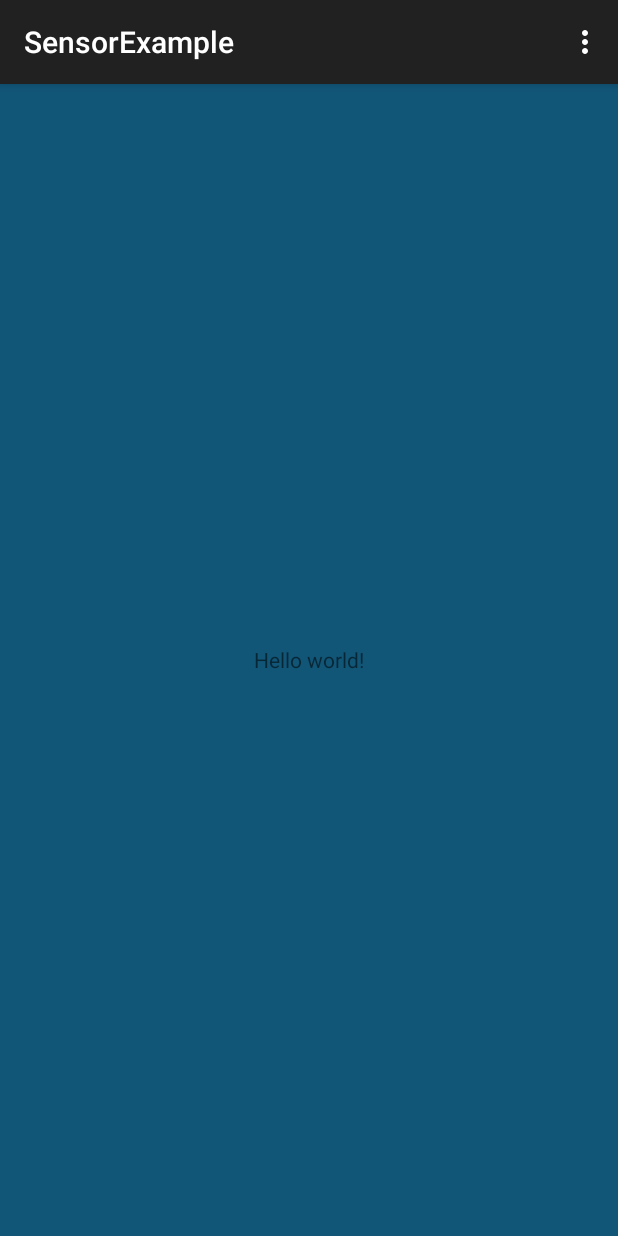
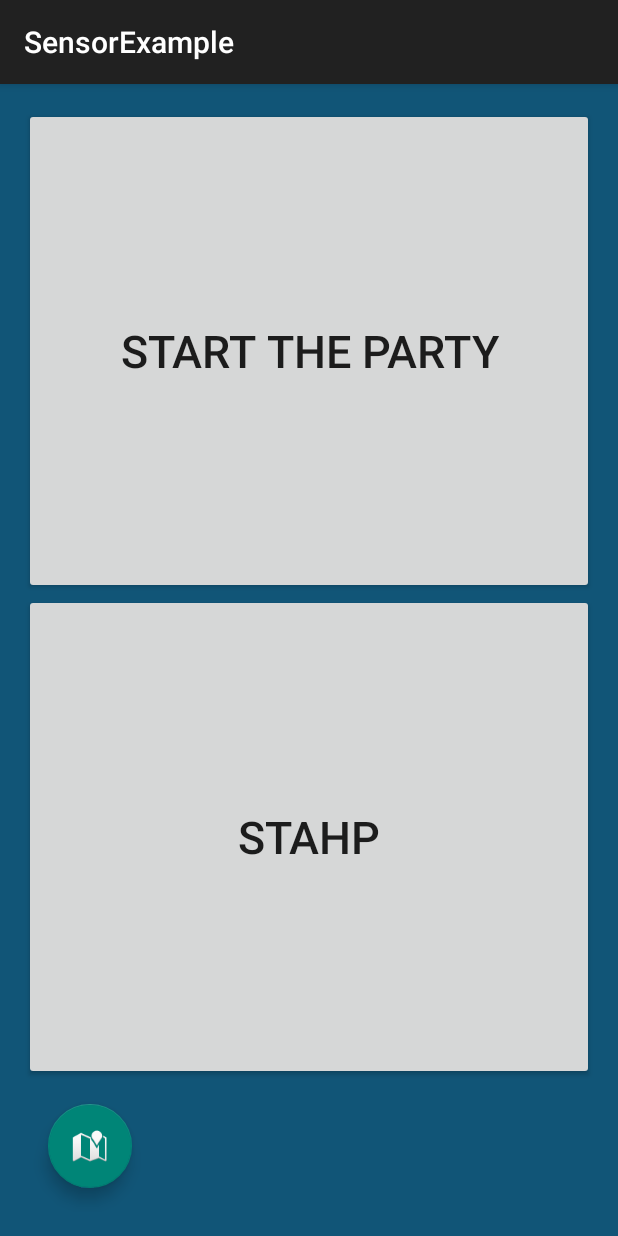
Before and after one commit to jediupc/SensorExample, an Android app: the screen it shows after launch (MainActivity), on a phone screen of 412 x 824 dp. Run offline under Robolectric (Android 15) with nearby library versions, the light colour scheme and no system bars; our stand-ins replace ButterKnife.

Commit message:
Updated sensor behaviour. Added Buttons and navigation between sensor examples.

```diff
--- a/app/build.gradle
+++ b/app/build.gradle
@@ -7,7 +7,7 @@ android {
     defaultConfig {
         applicationId "joandev.sensorexample"
         minSdkVersion 14
-        targetSdkVersion 21
+        targetSdkVersion 23
         versionCode 1
         versionName "1.0"
     }
@@ -22,4 +22,6 @@ android {
 dependencies {
     compile fileTree(dir: 'libs', include: ['*.jar'])
     compile 'com.android.support:appcompat-v7:21.0.3'
+    compile 'com.jakewharton:butterknife:7.0.1'
+    compile 'com.android.support:design:22.2.0'
 }
--- a/app/src/main/java/joandev/sensorexample/MainActivity.java
+++ b/app/src/main/java/joandev/sensorexample/MainActivity.java
@@ -1,72 +1,33 @@
 package joandev.sensorexample;
 
-import android.content.Context;
-import android.hardware.Sensor;
-import android.hardware.SensorEvent;
-import android.hardware.SensorEventListener;
-import android.hardware.SensorManager;
+import android.content.Intent;
+import android.os.Bundle;
 import android.support.v7.app.ActionBarActivity;
-import android.os.Bundle;
-import android.view.Menu;
-import android.view.MenuItem;
-import android.widget.TextView;
-import android.widget.Toast;
+import butterknife.ButterKnife;
+import butterknife.OnClick;
 
 
-public class MainActivity extends ActionBarActivity  implements SensorEventListener {
+public class MainActivity extends ActionBarActivity {
 
-    SensorManager sensorManager;
-    Sensor sensor;
 
-    TextView tv;
 
     @Override
     protected void onCreate(Bundle savedInstanceState) {
         super.onCreate(savedInstanceState);
         setContentView(R.layout.activity_main);
-
-        tv = (TextView) findViewById(R.id.luxTV);
-
-        sensorManager =  (SensorManager) getSystemService(Context.SENSOR_SERVICE);
-        if (sensorManager.getDefaultSensor(Sensor.TYPE_LIGHT) !=null) {
-             sensor = sensorManager.getDefaultSensor(Sensor.TYPE_LIGHT);
-        }
-        else {
-            Toast.makeText(getApplicationContext(),"SHIT",Toast.LENGTH_SHORT).show();
-        }
+        ButterKnife.bind(this);
     }
 
-
-    @Override
-    public void onSensorChanged(SensorEvent sensorEvent) {
-        float lux = sensorEvent.values[0];
-        tv.setText(""+ lux);
+    @OnClick(R.id.buttonStart)
+    public void startTheParty() {
+        startService(new Intent(this, IntelService.class));
     }
-
-    @Override
-    public void onAccuracyChanged(Sensor sensor, int i) {
-
+    @OnClick(R.id.buttonStop)
+    public void stopTheParty() {
+        stopService(new Intent(this, IntelService.class));
     }
-
-    @Override
-    public boolean onCreateOptionsMenu(Menu menu) {
-        // Inflate the menu; this adds items to the action bar if it is present.
-        getMenuInflater().inflate(R.menu.menu_main, menu);
-        return true;
-    }
-
-    @Override
-    public boolean onOptionsItemSelected(MenuItem item) {
-        // Handle action bar item clicks here. The action bar will
-        // automatically handle clicks on the Home/Up button, so long
-        // as you specify a parent activity in AndroidManifest.xml.
-        int id = item.getItemId();
-
-        //noinspection SimplifiableIfStatement
-        if (id == R.id.action_settings) {
-            return true;
-        }
-
-        return super.onOptionsItemSelected(item);
+    @OnClick(R.id.fab)
+    public void startGpsActivity(){
+        startActivity(new Intent (MainActivity.this, GPSActivity.class));
     }
 }
--- a/app/src/main/res/layout/activity_main.xml
+++ b/app/src/main/res/layout/activity_main.xml
@@ -1,14 +1,37 @@
-<RelativeLayout xmlns:android="http://schemas.android.com/apk/res/android"
-    xmlns:tools="http://schemas.android.com/tools" android:layout_width="match_parent"
-    android:layout_height="match_parent" android:paddingLeft="@dimen/activity_horizontal_margin"
-    android:paddingRight="@dimen/activity_horizontal_margin"
-    android:paddingTop="@dimen/activity_vertical_margin"
-    android:paddingBottom="@dimen/activity_vertical_margin" tools:context=".MainActivity"
-    android:background="#157">
+<LinearLayout xmlns:android="http://schemas.android.com/apk/res/android"
+              xmlns:tools="http://schemas.android.com/tools"
+              android:layout_width="match_parent"
+              android:layout_height="match_parent"
+              android:paddingLeft="@dimen/activity_horizontal_margin"
+              android:paddingRight="@dimen/activity_horizontal_margin"
+              android:paddingTop="@dimen/activity_vertical_margin"
+              android:paddingBottom="@dimen/activity_vertical_margin"
+              tools:context=".MainActivity"
+              android:orientation="vertical"
+              android:background="#157">
 
-    <TextView android:text="@string/hello_world" android:layout_width="match_parent"
-        android:layout_height="match_parent"
-        android:gravity="center"
-        android:id="@+id/luxTV" />
+    <Button
+            android:layout_width="match_parent"
+            android:layout_height="match_parent"
+            android:text="Start the party"
+            android:id="@+id/buttonStart"
+            android:layout_weight="1"
+            android:textSize="30dp"/>
 
-</RelativeLayout>
+    <Button
+            android:layout_width="match_parent"
+            android:layout_height="match_parent"
+            android:text="Stahp"
+            android:id="@+id/buttonStop"
+            android:layout_weight="1"
+            android:textSize="30dp"/>
+
+    <android.support.design.widget.FloatingActionButton
+            android:id="@+id/fab"
+            android:layout_width="wrap_content"
+            android:layout_height="wrap_content"
+            android:layout_margin="16dp"
+            android:clickable="true"
+            android:src="@android:drawable/ic_dialog_map"/>
+
+</LinearLayout>
```
Also changed, not shown: app/src/main/AndroidManifest.xml (+23 -11 lines), app/src/main/java/joandev/sensorexample/GPSActivity.java (+15 -16 lines), app/src/main/java/joandev/sensorexample/IntelService.java (added, +85 -0 lines), app/src/main/res/layout/main.xml (added, +13 -0 lines), gradle/wrapper/gradle-wrapper.properties, 2 other files.
